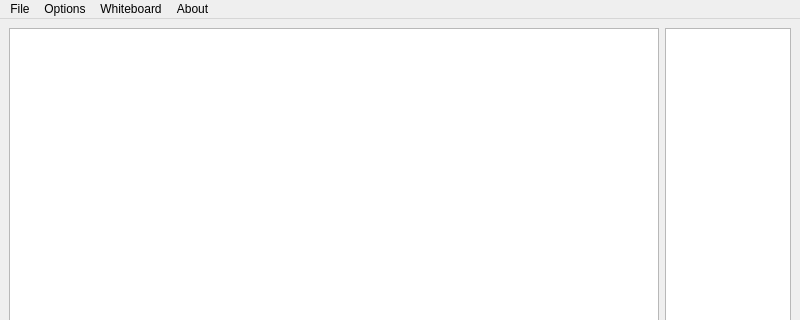
Before: the Qt Designer form Client/mainwindow.ui in CameronClay/CNLIB-Chat, drawn with Qt 5; both pictures show x 0 to 800 and y 0 to 320 of the 800 by 600 pixel window.
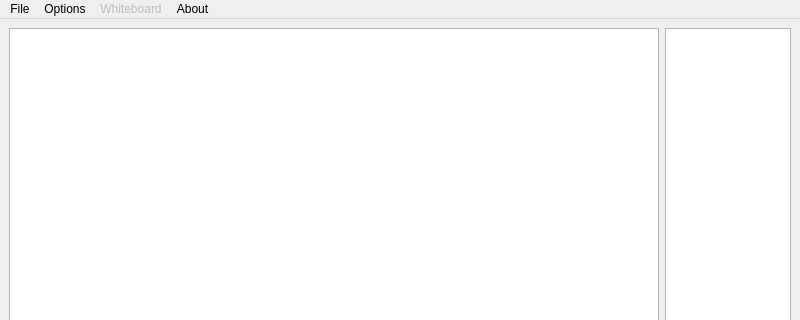
After: the same form once the commit is applied.

```diff
--- a/Client/mainwindow.ui
+++ b/Client/mainwindow.ui
@@ -96,6 +96,9 @@
     <addaction name="actionLogs"/>
    </widget>
    <widget class="QMenu" name="menuWhiteboard">
+    <property name="enabled">
+     <bool>false</bool>
+    </property>
     <property name="title">
      <string>Whiteboard</string>
     </property>
```
